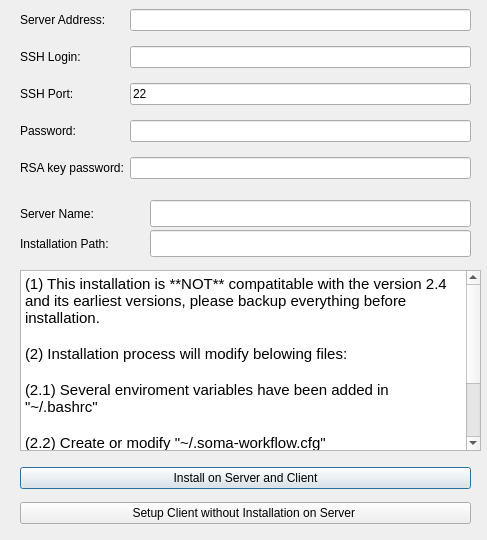
Above: python/soma_workflow/gui/ServerNewDlg.ui from populse/soma-workflow before the change. Below: the same form after it.
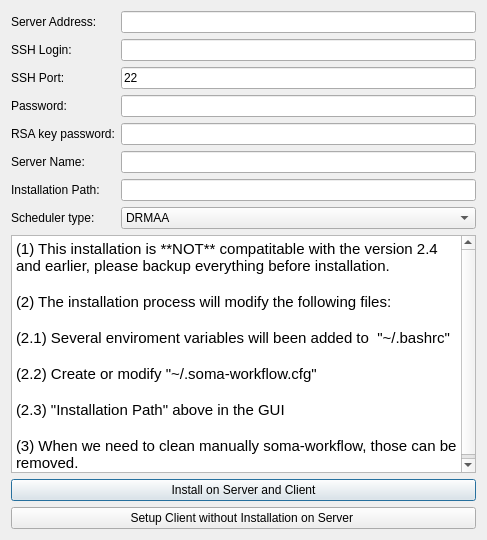
That is the form after the change.

Commit message: finally fixed the server management install option.

```diff
--- a/python/soma_workflow/gui/ServerNewDlg.ui
+++ b/python/soma_workflow/gui/ServerNewDlg.ui
@@ -16,179 +16,180 @@
   <property name="modal">
    <bool>true</bool>
   </property>
-  <widget class="QWidget" name="gridLayoutWidget">
-   <property name="geometry">
-    <rect>
-     <x>20</x>
-     <y>0</y>
-     <width>451</width>
-     <height>191</height>
-    </rect>
-   </property>
+  <layout class="QVBoxLayout" name="verticalLayout">
+   <item>
    <layout class="QGridLayout" name="gridLayout">
-    <item row="6" column="0">
-     <widget class="QLabel" name="label_6">
-      <property name="text">
-       <string>RSA key password:</string>
-      </property>
-     </widget>
-    </item>
-    <item row="4" column="2">
-     <widget class="QLineEdit" name="lineEdit_PW">
-      <property name="echoMode">
-       <enum>QLineEdit::Password</enum>
-      </property>
-     </widget>
-    </item>
-    <item row="2" column="2">
-     <widget class="QLineEdit" name="lineEdit_login"/>
-    </item>
-    <item row="2" column="0">
-     <widget class="QLabel" name="label_3">
-      <property name="text">
-       <string>SSH Login:</string>
-      </property>
-     </widget>
-    </item>
-    <item row="6" column="2">
-     <widget class="QLineEdit" name="lineEdit_RSAKeyPW">
-      <property name="echoMode">
-       <enum>QLineEdit::Password</enum>
-      </property>
-     </widget>
-    </item>
-    <item row="1" column="0">
+     <item row="0" column="0">
      <widget class="QLabel" name="label_5">
       <property name="text">
        <string>Server Address:</string>
       </property>
      </widget>
     </item>
-    <item row="1" column="2">
-     <widget class="QLineEdit" name="lineEdit_cluster_add"/>
-    </item>
-    <item row="4" column="0">
-     <widget class="QLabel" name="label_2">
+     <item row="0" column="1">
+      <widget class="QLineEdit" name="lineEdit_cluster_add">
+       <property name="toolTip">
+        <string>&lt;html&gt;&lt;head/&gt;&lt;body&gt;&lt;p&gt;address or IP of the computing resource (submitting machine for a cluster)&lt;/p&gt;&lt;/body&gt;&lt;/html&gt;</string>
+       </property>
+      </widget>
+     </item>
+     <item row="1" column="0">
+      <widget class="QLabel" name="label_3">
       <property name="text">
-       <string>Password:</string>
+        <string>SSH Login:</string>
       </property>
      </widget>
     </item>
-    <item row="3" column="0">
+     <item row="1" column="1">
+      <widget class="QLineEdit" name="lineEdit_login"/>
+     </item>
+     <item row="2" column="0">
      <widget class="QLabel" name="label_4">
       <property name="text">
        <string>SSH Port:</string>
       </property>
      </widget>
     </item>
-    <item row="3" column="2">
+     <item row="2" column="1">
      <widget class="QLineEdit" name="lineEdit_Port">
       <property name="text">
        <string>22</string>
       </property>
      </widget>
     </item>
-   </layout>
-  </widget>
-  <widget class="QWidget" name="gridLayoutWidget_2">
-   <property name="geometry">
-    <rect>
-     <x>20</x>
-     <y>460</y>
-     <width>451</width>
-     <height>71</height>
-    </rect>
-   </property>
-   <layout class="QGridLayout" name="gridLayout_2">
-    <item row="0" column="0">
-     <widget class="QPushButton" name="pushButton_Install">
-      <property name="text">
-       <string>Install on Server and Client</string>
+     <item row="3" column="0">
+      <widget class="QLabel" name="label_2">
+       <property name="text">
+        <string>Password:</string>
+       </property>
+      </widget>
+     </item>
+     <item row="3" column="1">
+      <widget class="QLineEdit" name="lineEdit_PW">
+       <property name="toolTip">
+        <string>&lt;html&gt;&lt;head/&gt;&lt;body&gt;&lt;p&gt;the password is not needed if the user has a RSA key known on the server.&lt;/p&gt;&lt;/body&gt;&lt;/html&gt;</string>
+       </property>
+       <property name="echoMode">
+        <enum>QLineEdit::Password</enum>
       </property>
      </widget>
     </item>
-    <item row="1" column="0">
-     <widget class="QPushButton" name="pushButton_Connect">
+     <item row="4" column="0">
+      <widget class="QLabel" name="label_6">
       <property name="text">
-       <string>Setup Client without Installation on Server </string>
+        <string>RSA key password:</string>
       </property>
      </widget>
     </item>
-   </layout>
-  </widget>
+     <item row="4" column="1">
+      <widget class="QLineEdit" name="lineEdit_RSAKeyPW">
+       <property name="toolTip">
+        <string>&lt;html&gt;&lt;head/&gt;&lt;body&gt;&lt;p&gt;only needed if the RSA ssh key has a password&lt;/p&gt;&lt;/body&gt;&lt;/html&gt;</string>
+       </property>
+       <property name="echoMode">
+        <enum>QLineEdit::Password</enum>
+       </property>
+      </widget>
+     </item>
+     <item row="5" column="0">
   <widget class="QLabel" name="label">
-   <property name="geometry">
-    <rect>
-     <x>20</x>
-     <y>200</y>
-     <width>124</width>
-     <height>27</height>
-    </rect>
-   </property>
    <property name="text">
     <string>Server Name:</string>
    </property>
   </widget>
+     </item>
+     <item row="5" column="1">
   <widget class="QLineEdit" name="lineEdit_ResName">
-   <property name="geometry">
-    <rect>
-     <x>150</x>
-     <y>200</y>
-     <width>321</width>
-     <height>27</height>
-    </rect>
-   </property>
-  </widget>
-  <widget class="QLineEdit" name="lineEdit_InstallPath">
-   <property name="geometry">
-    <rect>
-     <x>150</x>
-     <y>230</y>
-     <width>321</width>
-     <height>27</height>
-    </rect>
-   </property>
-  </widget>
+       <property name="toolTip">
+        <string>&lt;html&gt;&lt;head/&gt;&lt;body&gt;&lt;p&gt;identifier assigned to this computing resource. It's OK to change it.&lt;/p&gt;&lt;/body&gt;&lt;/html&gt;</string>
+       </property>
+      </widget>
+     </item>
+     <item row="6" column="0">
   <widget class="QLabel" name="label_7">
-   <property name="geometry">
-    <rect>
-     <x>20</x>
-     <y>230</y>
-     <width>124</width>
-     <height>27</height>
-    </rect>
-   </property>
    <property name="text">
     <string>Installation Path:</string>
    </property>
   </widget>
+     </item>
+     <item row="6" column="1">
+      <widget class="QLineEdit" name="lineEdit_InstallPath">
+       <property name="toolTip">
+        <string>&lt;html&gt;&lt;head/&gt;&lt;body&gt;&lt;p&gt;Where on the &lt;span style=&quot; font-weight:600;&quot;&gt;server&lt;/span&gt; soma-workflow software code will be installed.&lt;/p&gt;&lt;p&gt;It does not affect the paths used to store soma-workflow database and files when running.&lt;/p&gt;&lt;/body&gt;&lt;/html&gt;</string>
+       </property>
+      </widget>
+     </item>
+     <item row="7" column="0">
+      <widget class="QLabel" name="label_8">
+       <property name="text">
+        <string>Scheduler type:</string>
+       </property>
+      </widget>
+     </item>
+     <item row="7" column="1">
+      <widget class="QComboBox" name="comboBox_schedulerType">
+       <property name="toolTip">
+        <string>&lt;html&gt;&lt;head/&gt;&lt;body&gt;&lt;p&gt;Scheduler type:&lt;/p&gt;&lt;p&gt;&lt;span style=&quot; font-weight:600;&quot;&gt;DRMAA&lt;/span&gt; is the normal scheduler type on a cluster which is running a DRMS like Torque/PBS, Slurm, Grid Engine, Condor and so on. The DRMAA implementation for &lt;span style=&quot; font-weight:600;&quot;&gt;this specific&lt;/span&gt; DRMS has to be already installed on the cluster. Note that installing DRMAA does not require any administrator priviledge.&lt;/p&gt;&lt;p&gt;&lt;span style=&quot; font-weight:600;&quot;&gt;Local basic&lt;/span&gt; is the intenal Soma-Workflow scheduler, which runs locally on the computing resoure. It can thus exploit all the cores of the resource, locally: this means it is &lt;span style=&quot; font-weight:600;&quot;&gt;not&lt;/span&gt; a DRMS (job submission system) and should not be used on a cluster, because it will then run jobs on the cluster front-end, not on the cluster nodes.&lt;/p&gt;&lt;p&gt;&lt;span style=&quot; font-weight:600;&quot;&gt;MPI&lt;/span&gt; is the scheduler used on clusters which will only run a limited number of jobs simultaneously (maybe just one). See the docs to use it, it works &amp;quot;differently&amp;quot;.&lt;/p&gt;&lt;/body&gt;&lt;/html&gt;</string>
+       </property>
+       <item>
+        <property name="text">
+         <string>DRMAA</string>
+        </property>
+       </item>
+       <item>
+        <property name="text">
+         <string>local basic (SWF)</string>
+        </property>
+       </item>
+       <item>
+        <property name="text">
+         <string>MPI</string>
+        </property>
+       </item>
+      </widget>
+     </item>
+    </layout>
+   </item>
+   <item>
   <widget class="QTextEdit" name="textEdit">
-   <property name="geometry">
-    <rect>
-     <x>20</x>
-     <y>270</y>
-     <width>461</width>
-     <height>181</height>
-    </rect>
-   </property>
    <property name="html">
     <string>&lt;!DOCTYPE HTML PUBLIC &quot;-//W3C//DTD HTML 4.0//EN&quot; &quot;http://www.w3.org/TR/REC-html40/strict.dtd&quot;&gt;
 &lt;html&gt;&lt;head&gt;&lt;meta name=&quot;qrichtext&quot; content=&quot;1&quot; /&gt;&lt;style type=&quot;text/css&quot;&gt;
 p, li { white-space: pre-wrap; }
-&lt;/style&gt;&lt;/head&gt;&lt;body style=&quot; font-family:'Ubuntu'; font-size:11pt; font-weight:400; font-style:normal;&quot;&gt;
-&lt;p style=&quot; margin-top:0px; margin-bottom:0px; margin-left:0px; margin-right:0px; -qt-block-indent:0; text-indent:0px;&quot;&gt;(1) This installation is **NOT** compatitable with the version 2.4 and its earliest versions, please backup everything before installation. &lt;/p&gt;
-&lt;p style=&quot;-qt-paragraph-type:empty; margin-top:0px; margin-bottom:0px; margin-left:0px; margin-right:0px; -qt-block-indent:0; text-indent:0px;&quot;&gt;&lt;br /&gt;&lt;/p&gt;
-&lt;p style=&quot; margin-top:0px; margin-bottom:0px; margin-left:0px; margin-right:0px; -qt-block-indent:0; text-indent:0px;&quot;&gt;(2) Installation process will modify belowing files: &lt;/p&gt;
-&lt;p style=&quot;-qt-paragraph-type:empty; margin-top:0px; margin-bottom:0px; margin-left:0px; margin-right:0px; -qt-block-indent:0; text-indent:0px;&quot;&gt;&lt;br /&gt;&lt;/p&gt;
-&lt;p style=&quot; margin-top:0px; margin-bottom:0px; margin-left:0px; margin-right:0px; -qt-block-indent:0; text-indent:0px;&quot;&gt;(2.1) Several enviroment variables have been added in  &amp;quot;~/.bashrc&amp;quot;&lt;/p&gt;
-&lt;p style=&quot;-qt-paragraph-type:empty; margin-top:0px; margin-bottom:0px; margin-left:0px; margin-right:0px; -qt-block-indent:0; text-indent:0px;&quot;&gt;&lt;br /&gt;&lt;/p&gt;
-&lt;p style=&quot; margin-top:0px; margin-bottom:0px; margin-left:0px; margin-right:0px; -qt-block-indent:0; text-indent:0px;&quot;&gt;(2.2) Create or modify &amp;quot;~/.soma-workflow.cfg&amp;quot;&lt;/p&gt;
-&lt;p style=&quot;-qt-paragraph-type:empty; margin-top:0px; margin-bottom:0px; margin-left:0px; margin-right:0px; -qt-block-indent:0; text-indent:0px;&quot;&gt;&lt;br /&gt;&lt;/p&gt;
-&lt;p style=&quot; margin-top:0px; margin-bottom:0px; margin-left:0px; margin-right:0px; -qt-block-indent:0; text-indent:0px;&quot;&gt;(2.3) &amp;quot;Installation Path&amp;quot; above in the GUI&lt;/p&gt;
-&lt;p style=&quot;-qt-paragraph-type:empty; margin-top:0px; margin-bottom:0px; margin-left:0px; margin-right:0px; -qt-block-indent:0; text-indent:0px;&quot;&gt;&lt;br /&gt;&lt;/p&gt;
-&lt;p style=&quot; margin-top:0px; margin-bottom:0px; margin-left:0px; margin-right:0px; -qt-block-indent:0; text-indent:0px;&quot;&gt;(3) When we need to clean manually soma-workflow, those can be removed.&lt;/p&gt;&lt;/body&gt;&lt;/html&gt;</string>
-   </property>
-  </widget>
+&lt;/style&gt;&lt;/head&gt;&lt;body style=&quot; font-family:'Sans Serif'; font-size:9pt; font-weight:400; font-style:normal;&quot;&gt;
+&lt;p style=&quot; margin-top:0px; margin-bottom:0px; margin-left:0px; margin-right:0px; -qt-block-indent:0; text-indent:0px;&quot;&gt;&lt;span style=&quot; font-family:'Ubuntu'; font-size:11pt;&quot;&gt;(1) This installation is **NOT** compatitable with the version 2.4 and earlier, please backup everything before installation. &lt;/span&gt;&lt;/p&gt;
+&lt;p style=&quot;-qt-paragraph-type:empty; margin-top:0px; margin-bottom:0px; margin-left:0px; margin-right:0px; -qt-block-indent:0; text-indent:0px; font-family:'Ubuntu'; font-size:11pt;&quot;&gt;&lt;br /&gt;&lt;/p&gt;
+&lt;p style=&quot; margin-top:0px; margin-bottom:0px; margin-left:0px; margin-right:0px; -qt-block-indent:0; text-indent:0px;&quot;&gt;&lt;span style=&quot; font-family:'Ubuntu'; font-size:11pt;&quot;&gt;(2) The installation process will modify the following files: &lt;/span&gt;&lt;/p&gt;
+&lt;p style=&quot;-qt-paragraph-type:empty; margin-top:0px; margin-bottom:0px; margin-left:0px; margin-right:0px; -qt-block-indent:0; text-indent:0px; font-family:'Ubuntu'; font-size:11pt;&quot;&gt;&lt;br /&gt;&lt;/p&gt;
+&lt;p style=&quot; margin-top:0px; margin-bottom:0px; margin-left:0px; margin-right:0px; -qt-block-indent:0; text-indent:0px;&quot;&gt;&lt;span style=&quot; font-family:'Ubuntu'; font-size:11pt;&quot;&gt;(2.1) Several enviroment variables will been added to  &amp;quot;~/.bashrc&amp;quot;&lt;/span&gt;&lt;/p&gt;
+&lt;p style=&quot;-qt-paragraph-type:empty; margin-top:0px; margin-bottom:0px; margin-left:0px; margin-right:0px; -qt-block-indent:0; text-indent:0px; font-family:'Ubuntu'; font-size:11pt;&quot;&gt;&lt;br /&gt;&lt;/p&gt;
+&lt;p style=&quot; margin-top:0px; margin-bottom:0px; margin-left:0px; margin-right:0px; -qt-block-indent:0; text-indent:0px;&quot;&gt;&lt;span style=&quot; font-family:'Ubuntu'; font-size:11pt;&quot;&gt;(2.2) Create or modify &amp;quot;~/.soma-workflow.cfg&amp;quot;&lt;/span&gt;&lt;/p&gt;
+&lt;p style=&quot;-qt-paragraph-type:empty; margin-top:0px; margin-bottom:0px; margin-left:0px; margin-right:0px; -qt-block-indent:0; text-indent:0px; font-family:'Ubuntu'; font-size:11pt;&quot;&gt;&lt;br /&gt;&lt;/p&gt;
+&lt;p style=&quot; margin-top:0px; margin-bottom:0px; margin-left:0px; margin-right:0px; -qt-block-indent:0; text-indent:0px;&quot;&gt;&lt;span style=&quot; font-family:'Ubuntu'; font-size:11pt;&quot;&gt;(2.3) &amp;quot;Installation Path&amp;quot; above in the GUI&lt;/span&gt;&lt;/p&gt;
+&lt;p style=&quot;-qt-paragraph-type:empty; margin-top:0px; margin-bottom:0px; margin-left:0px; margin-right:0px; -qt-block-indent:0; text-indent:0px; font-family:'Ubuntu'; font-size:11pt;&quot;&gt;&lt;br /&gt;&lt;/p&gt;
+&lt;p style=&quot; margin-top:0px; margin-bottom:0px; margin-left:0px; margin-right:0px; -qt-block-indent:0; text-indent:0px;&quot;&gt;&lt;span style=&quot; font-family:'Ubuntu'; font-size:11pt;&quot;&gt;(3) When we need to clean manually soma-workflow, those can be removed.&lt;/span&gt;&lt;/p&gt;&lt;/body&gt;&lt;/html&gt;</string>
+     </property>
+    </widget>
+   </item>
+   <item>
+    <layout class="QGridLayout" name="gridLayout_2">
+     <item row="0" column="0">
+      <widget class="QPushButton" name="pushButton_Install">
+       <property name="text">
+        <string>Install on Server and Client</string>
+       </property>
+      </widget>
+     </item>
+     <item row="1" column="0">
+      <widget class="QPushButton" name="pushButton_Connect">
+       <property name="text">
+        <string>Setup Client without Installation on Server </string>
+       </property>
+      </widget>
+     </item>
+    </layout>
+   </item>
+  </layout>
  </widget>
  <tabstops>
   <tabstop>lineEdit_cluster_add</tabstop>
```
Left out of the diff: 3 changed lines with no effect on the pictures. Lines whose indentation alone changed are shown as unchanged. The commit also changes 5 other files.
